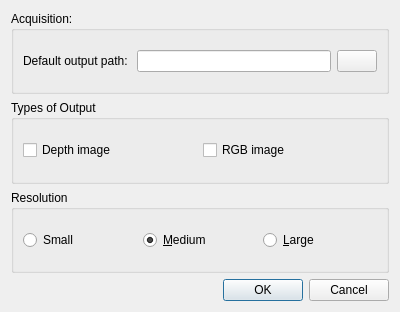
The window that src/KinectFrontend/Widgets/Konnector/konnector_settings.ui (ALEXJAZZ008008/KinectLibraries) describes before a commit, drawn with Qt 5.
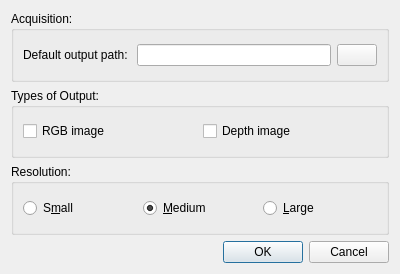
The same window after the commit. Icons and pictures are not drawn.

Diff of the .ui file:
```diff
--- a/src/KinectFrontend/Widgets/Konnector/konnector_settings.ui
+++ b/src/KinectFrontend/Widgets/Konnector/konnector_settings.ui
@@ -7,7 +7,7 @@
     <x>0</x>
     <y>0</y>
     <width>400</width>
-    <height>312</height>
+    <height>274</height>
    </rect>
   </property>
   <property name="windowTitle">
@@ -19,17 +19,19 @@
      <item row="1" column="0">
       <widget class="QGroupBox" name="groupBox_2">
        <property name="title">
-        <string>Types of Output</string>
+        <string>Types of Output:</string>
        </property>
        <layout class="QGridLayout" name="gridLayout_5">
-        <item row="0" column="1">
+        <item row="0" column="0" colspan="2">
+         <layout class="QHBoxLayout" name="horizontalLayout">
+          <item>
          <widget class="QCheckBox" name="_chk_output_rgb">
           <property name="text">
            <string>RGB image</string>
           </property>
          </widget>
         </item>
-        <item row="0" column="0">
+          <item>
          <widget class="QCheckBox" name="_chk_ouput_depth">
           <property name="text">
            <string>Depth image</string>
@@ -37,15 +39,26 @@
          </widget>
         </item>
        </layout>
+        </item>
+       </layout>
       </widget>
      </item>
      <item row="2" column="0">
       <widget class="QGroupBox" name="groupBox">
        <property name="title">
-        <string>Resolution</string>
+        <string>Resolution:</string>
        </property>
        <layout class="QGridLayout" name="gridLayout_4">
-        <item row="0" column="1">
+        <item row="0" column="0" colspan="3">
+         <layout class="QHBoxLayout" name="horizontalLayout_2">
+          <item>
+           <widget class="QRadioButton" name="rd_small">
+            <property name="text">
+             <string>S&amp;mall</string>
+            </property>
+           </widget>
+          </item>
+          <item>
          <widget class="QRadioButton" name="rd_med">
           <property name="text">
            <string>&amp;Medium</string>
@@ -55,14 +68,7 @@
           </property>
          </widget>
         </item>
-        <item row="0" column="0">
-         <widget class="QRadioButton" name="rd_small">
-          <property name="text">
-           <string>Small</string>
-          </property>
-         </widget>
-        </item>
-        <item row="0" column="2">
+          <item>
          <widget class="QRadioButton" name="rd_high">
           <property name="text">
            <string>&amp;Large</string>
@@ -70,6 +76,8 @@
          </widget>
         </item>
        </layout>
+        </item>
+       </layout>
       </widget>
      </item>
      <item row="0" column="0">
@@ -78,10 +86,9 @@
         <string>Acquisition: </string>
        </property>
        <layout class="QGridLayout" name="gridLayout_6">
-        <item row="0" column="1">
-         <widget class="QLineEdit" name="_le_default_output"/>
-        </item>
-        <item row="0" column="0">
+        <item row="0" column="0" colspan="3">
+         <layout class="QHBoxLayout" name="horizontalLayout_4">
+          <item>
          <widget class="QLabel" name="label">
           <property name="text">
            <string>Default output path: </string>
@@ -91,7 +98,10 @@
           </property>
          </widget>
         </item>
-        <item row="0" column="2">
+          <item>
+           <widget class="QLineEdit" name="_le_default_output"/>
+          </item>
+          <item>
          <widget class="QPushButton" name="pushButton">
           <property name="text">
            <string/>
@@ -103,6 +113,8 @@
          </widget>
         </item>
        </layout>
+        </item>
+       </layout>
       </widget>
      </item>
     </layout>
```
Left out of the diff: 9 changed lines with no effect on the pictures. Lines whose indentation alone changed are shown as unchanged.
